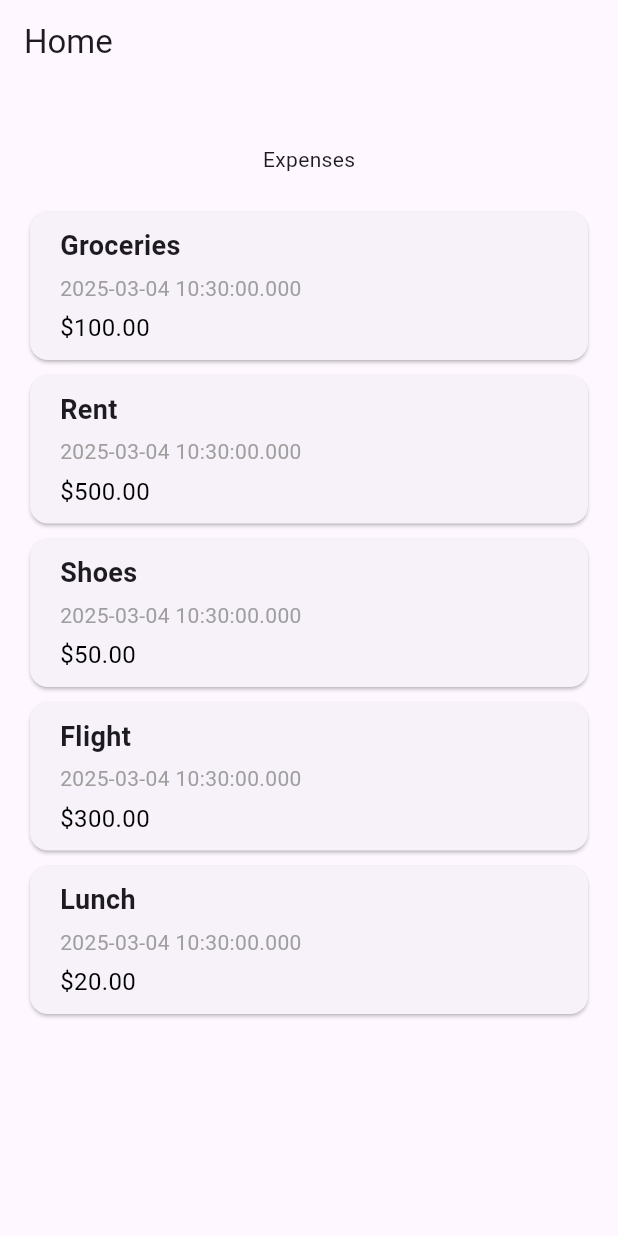
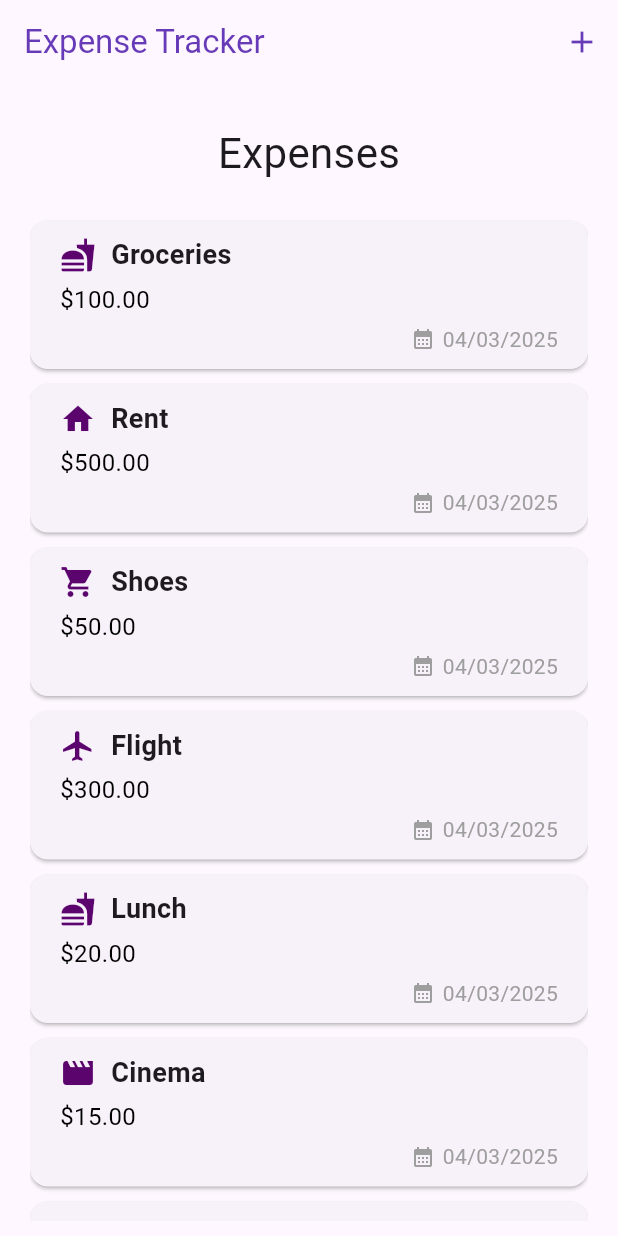
Before and after one commit to chanthornsp/expense_tracker, a Flutter app: the screen it shows after launch, on a phone screen of 412 x 824 dp. Run offline on Flutter 3.47's test engine with Material 3 defaults, Android fonts, the phone set to English and light mode, and no system bars.

Commit message:
Add intl package and enhance expense tracking features
- Added intl package for date formatting.
- Expanded Category enum to include additional categories.
- Updated Expense class to format dates.
- Modified HomeScreen to include an add expense button and improved layout.
- Refactored ExpenseItem to display category icons and formatted dates.
- Removed unused Expenses widget and added expense data management.

```diff
--- /dev/null
+++ b/lib/data/expense_data.dart
@@ -0,0 +1,94 @@
+import 'package:expense_tracker/models/expense.dart';
+
+final List<Expense> expenses =[
+    Expense(
+      title: 'Groceries',
+      amount: 100.0,
+      date: DateTime.now(),
+      category: Category.food,
+    ),
+    Expense(
+      title: 'Rent',
+      amount: 500.0,
+      date: DateTime.now(),
+      category: Category.rent,
+    ),
+    Expense(
+      title: 'Shoes',
+      amount: 50.0,
+      date: DateTime.now(),
+      category: Category.shopping,
+    ),
+    Expense(
+      title: 'Flight',
+      amount: 300.0,
+      date: DateTime.now(),
+      category: Category.travelling,
+    ),
+    Expense(
+      title: 'Lunch',
+      amount: 20.0,
+      date: DateTime.now(),
+      category: Category.food,
+    ),
+    Expense(
+      title: 'Cinema',
+      amount: 15.0,
+      date: DateTime.now(),
+      category: Category.entertainment,
+    ),
+    Expense(
+      title: 'Gas',
+      amount: 45.0,
+      date: DateTime.now(),
+      category: Category.transport,
+    ),
+    Expense(
+      title: 'Books',
+      amount: 30.0,
+      date: DateTime.now(),
+      category: Category.shopping,
+    ),
+    Expense(
+      title: 'Concert',
+      amount: 80.0,
+      date: DateTime.now(),
+      category: Category.entertainment,
+    ),
+    Expense(
+      title: 'Dinner',
+      amount: 40.0,
+      date: DateTime.now(),
+      category: Category.food,
+    ),
+    Expense(
+      title: 'Medicine',
+      amount: 25.0,
+      date: DateTime.now(),
+      category: Category.health,
+    ),
+    Expense(
+      title: 'Gym',
+      amount: 60.0,
+      date: DateTime.now(),
+      category: Category.health,
+    ),
+    Expense(
+      title: 'Internet',
+      amount: 70.0,
+      date: DateTime.now(),
+      category: Category.bills,
+    ),
+    Expense(
+      title: 'Phone',
+      amount: 55.0,
+      date: DateTime.now(),
+      category: Category.bills,
+    ),
+    Expense(
+      title: 'Train',
+      amount: 35.0,
+      date: DateTime.now(),
+      category: Category.transport,
+    )
+  ];
--- a/lib/main.dart
+++ b/lib/main.dart
@@ -1,6 +1,6 @@
+import 'package:flutter/material.dart';
 import 'package:expense_tracker/screens/home.dart';
-import 'package:flutter/material.dart';
 
 void main() {
-  runApp(const MaterialApp(home: HomeScreen()));
+  runApp(MaterialApp(theme: ThemeData(useMaterial3: true), home: HomeScreen()));
 }
--- a/lib/models/expense.dart
+++ b/lib/models/expense.dart
@@ -1,8 +1,33 @@
+import 'package:flutter/material.dart';
 import 'package:uuid/uuid.dart';
+import 'package:intl/intl.dart';
 
+final intl = DateFormat('dd/MM/yyyy');
 const uuid = Uuid();
 
-enum Category { food, travelling, shopping, rent, other }
+enum Category {
+  food,
+  travelling,
+  shopping,
+  rent,
+  entertainment,
+  transport,
+  health,
+  bills,
+  other,
+}
+
+const categoryIcons = {
+  Category.food: Icons.fastfood,
+  Category.travelling: Icons.flight,
+  Category.shopping: Icons.shopping_cart,
+  Category.rent: Icons.home,
+  Category.entertainment: Icons.movie,
+  Category.transport: Icons.directions_bus,
+  Category.health: Icons.local_hospital,
+  Category.bills: Icons.receipt,
+  Category.other: Icons.category,
+};
 
 class Expense {
   // initialize value for id when this class is called
@@ -18,4 +43,6 @@ class Expense {
   final double amount;
   final DateTime date;
   final Category category;
+
+  String get formattedDate => intl.format(date);
 }
--- a/lib/screens/home.dart
+++ b/lib/screens/home.dart
@@ -1,14 +1,46 @@
-import 'package:expense_tracker/widgets/expenses.dart';
+import 'package:expense_tracker/data/expense_data.dart';
+import 'package:expense_tracker/widgets/expense_form.dart';
+import 'package:expense_tracker/widgets/expenses_list.dart';
 import 'package:flutter/material.dart';
 
-class HomeScreen extends StatelessWidget {
+class HomeScreen extends StatefulWidget {
   const HomeScreen({super.key});
+  @override
+  State<HomeScreen> createState() => _HomeState();
+}
+
+class _HomeState extends State<HomeScreen> {
+  void _openAddExpense(){
+    showModalBottomSheet(context: context, builder: (context)=>ExpenseForm());
+  }
   @override
   Widget build(BuildContext context) {
     return Scaffold(
-        appBar: AppBar(title: Text('Home')),
-        body: Expenses(),
-      );
-
+      appBar: AppBar(
+        title: Text(
+          'Expense Tracker',
+          style: TextStyle(color: Colors.deepPurple),
+        ),
+        actions: [
+          IconButton(
+            icon: const Icon(Icons.add, color: Colors.deepPurple),
+            onPressed: () {
+              _openAddExpense();
+            },
+          ),
+        ],
+      ),
+      body: Container(
+      margin: const EdgeInsets.symmetric(horizontal: 20,vertical: 10),
+      child: Column(
+        children: [
+          const SizedBox(height: 16),
+          const Text('Expenses',style: TextStyle(fontSize: 28),),
+          const SizedBox(height: 20),
+          Expanded(child: ExpensesList(expenses: expenses)),
+        ],
+      ),
+    ),
+    );
   }
 }
--- a/lib/widgets/expense_item.dart
+++ b/lib/widgets/expense_item.dart
@@ -14,6 +14,15 @@ class ExpenseItem extends StatelessWidget {
         child: Column(
           crossAxisAlignment: CrossAxisAlignment.start,
           children: [
+            Row(
+              crossAxisAlignment: CrossAxisAlignment.center,
+              children: [
+                Icon(
+                  categoryIcons[expense.category],
+                  size: 24,
+                  color: const Color.fromARGB(255, 92, 4, 110),
+                ),
+                const SizedBox(width: 10),
                 Text(
                   expense.title,
                   style: const TextStyle(
@@ -21,21 +30,25 @@ class ExpenseItem extends StatelessWidget {
                     fontWeight: FontWeight.bold,
                   ),
                 ),
-            const SizedBox(height: 5),
-            Text(
-              expense.date.toString(),
-              style: const TextStyle(
-                fontSize: 14,
-                color: Colors.grey,
-              ),
+              ],
             ),
             const SizedBox(height: 5),
             Text(
               '\$${expense.amount.toStringAsFixed(2)}',
-              style: const TextStyle(
-                fontSize: 16,
-                color: Colors.black,
+              style: const TextStyle(fontSize: 16, color: Colors.black),
             ),
+
+            const SizedBox(height: 5),
+            Row(
+              mainAxisAlignment: MainAxisAlignment.end,
+              children: [
+                const Icon(Icons.calendar_month, size: 16, color: Colors.grey),
+                const SizedBox(width: 5),
+                Text(
+                  expense.formattedDate,
+                  style: const TextStyle(fontSize: 14, color: Colors.grey),
+                ),
+              ],
             ),
           ],
         ),
--- a/lib/widgets/expenses.dart
+++ /dev/null
@@ -1,59 +0,0 @@
-import 'package:expense_tracker/models/expense.dart';
-import 'package:expense_tracker/widgets/expenses_list.dart';
-import 'package:flutter/material.dart';
-
-class Expenses extends StatefulWidget {
-  const Expenses({super.key});
-  @override
-  State<Expenses> createState() => _ExpensesState();
-}
-
-class _ExpensesState extends State<Expenses> {
-  final List<Expense> _registeredExpenses = [
-    Expense(
-      title: 'Groceries',
-      amount: 100.0,
-      date: DateTime.now(),
-      category: Category.food,
-    ),
-    Expense(
-      title: 'Rent',
-      amount: 500.0,
-      date: DateTime.now(),
-      category: Category.rent,
-    ),
-    Expense(
-      title: 'Shoes',
-      amount: 50.0,
-      date: DateTime.now(),
-      category: Category.shopping,
-    ),
-    Expense(
-      title: 'Flight',
-      amount: 300.0,
-      date: DateTime.now(),
-      category: Category.travelling,
-    ),
-    Expense(
-      title: 'Lunch',
-      amount: 20.0,
-      date: DateTime.now(),
-      category: Category.food,
-    ),
-  ];
-
-  @override
-  Widget build(BuildContext context) {
-    return Container(
-      margin: const EdgeInsets.all(20),
-      child: Column(
-        children: [
-          const SizedBox(height: 20),
-          const Text('Expenses'),
-          const SizedBox(height: 20),
-          Expanded(child: ExpensesList(expenses: _registeredExpenses)),
-        ],
-      ),
-    );
-  }
-}
--- a/pubspec.yaml
+++ b/pubspec.yaml
@@ -35,6 +35,7 @@ dependencies:
   # Use with the CupertinoIcons class for iOS style icons.
   cupertino_icons: ^1.0.8
   uuid: ^4.5.1
+  intl: ^0.20.2
 
 dev_dependencies:
   flutter_test:
```
Also changed, not shown: lib/widgets/expense_form.dart (added, +134 -0 lines), pubspec.lock. Lines whose indentation alone changed are shown as unchanged.
